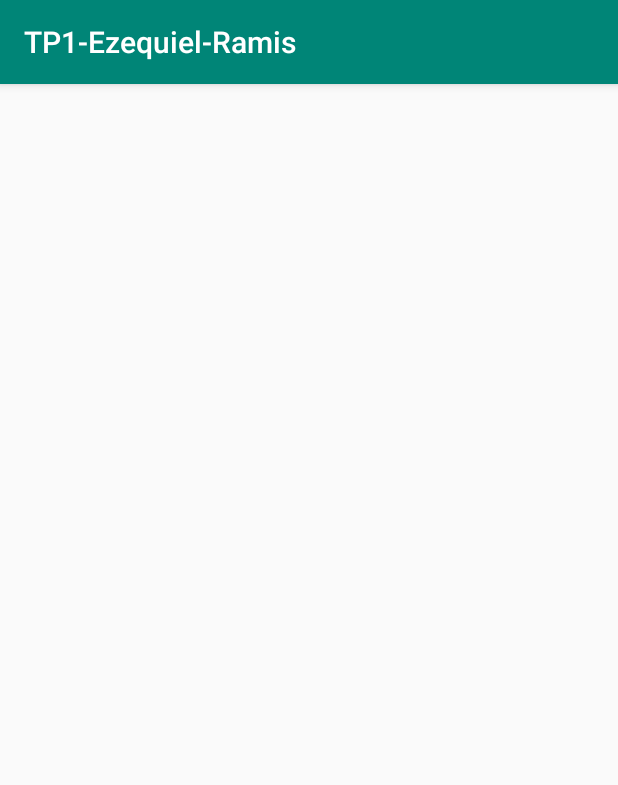
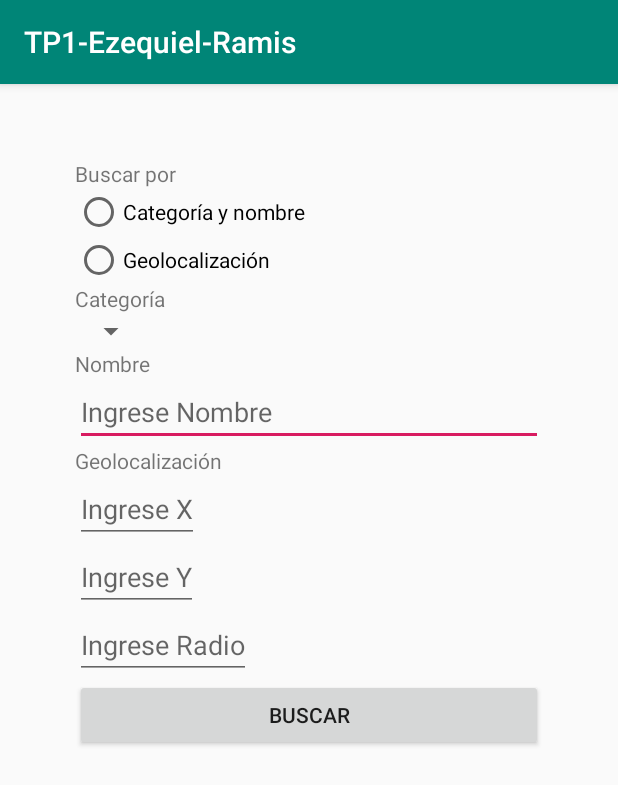
Before and after one commit to EzequielRamis/DAI-Ezequiel-Ramis, an Android app: the screen it shows after launch (MainActivity), on a phone screen of 412 x 824 dp. Shown: the top 785 px of the screen. Run offline under Robolectric (Android 15) with nearby library versions, the phone set to English and light mode, and no system bars.

Commit message:
xml done

```diff
--- a/app/src/main/AndroidManifest.xml
+++ b/app/src/main/AndroidManifest.xml
@@ -1,7 +1,7 @@
 <?xml version="1.0" encoding="utf-8"?>
 <manifest xmlns:android="http://schemas.android.com/apk/res/android"
     package="tp1.ezequiel_ramis">
-
+    <uses-permission android:name="android.permission.INTERNET"></uses-permission>
     <application
         android:allowBackup="true"
         android:icon="@mipmap/ic_launcher"
--- a/app/src/main/res/layout/activity_main.xml
+++ b/app/src/main/res/layout/activity_main.xml
@@ -6,4 +6,61 @@
     xmlns:android="http://schemas.android.com/apk/res/android"
     android:orientation="vertical"
     android:layout_margin="50dp">
+    <TextView
+        android:layout_width="match_parent"
+        android:layout_height="wrap_content"
+        android:text="Buscar por"/>
+    <RadioGroup>
+        <RadioButton
+            android:layout_width="wrap_content"
+            android:layout_height="wrap_content"
+            android:text="Categoría y nombre"
+            android:id="@+id/Rb_CyN"/>
+        <RadioButton
+            android:layout_width="wrap_content"
+            android:layout_height="wrap_content"
+            android:text="Geolocalización"
+            android:id="@+id/Rb_G"/>
+    </RadioGroup>
+
+    <TextView
+        android:layout_width="match_parent"
+        android:layout_height="wrap_content"
+        android:text="Categoría"/>
+    <Spinner android:id="@+id/Sp_Categoria">
+    </Spinner>
+    <TextView
+        android:layout_width="match_parent"
+        android:layout_height="wrap_content"
+        android:text="Nombre" />
+    <EditText android:layout_width="match_parent"
+        android:layout_height="wrap_content"
+        android:hint="Ingrese Nombre"
+        android:inputType="text"
+        android:id="@+id/Et_N"/>
+    <TextView
+        android:layout_width="match_parent"
+        android:layout_height="wrap_content"
+        android:text="Geolocalización"/>
+    <EditText android:layout_width="wrap_content"
+        android:layout_height="wrap_content"
+        android:hint="Ingrese X"
+        android:inputType="number"
+        android:id="@+id/Et_X"/>
+    <EditText android:layout_width="wrap_content"
+        android:layout_height="wrap_content"
+        android:hint="Ingrese Y"
+        android:inputType="number"
+        android:id="@+id/Et_Y"/>
+    <EditText android:layout_width="wrap_content"
+        android:layout_height="wrap_content"
+        android:hint="Ingrese Radio"
+        android:inputType="number"
+        android:id="@+id/Et_R"/>
+
+    <Button
+        android:layout_width="match_parent"
+        android:layout_height="wrap_content"
+        android:text="Buscar"
+        android:onClick="Buscar"/>
 </GridLayout>
--- a/app/src/main/res/layout/activity_two.xml
+++ b/app/src/main/res/layout/activity_two.xml
@@ -2,4 +2,8 @@
 <LinearLayout android:layout_width="match_parent"
     android:layout_height="match_parent"
     xmlns:android="http://schemas.android.com/apk/res/android" android:orientation="vertical">
+    <ListView
+        android:layout_width="match_parent"
+        android:layout_height="wrap_content"
+        android:id="@+id/Lv"></ListView>
 </LinearLayout>
```
